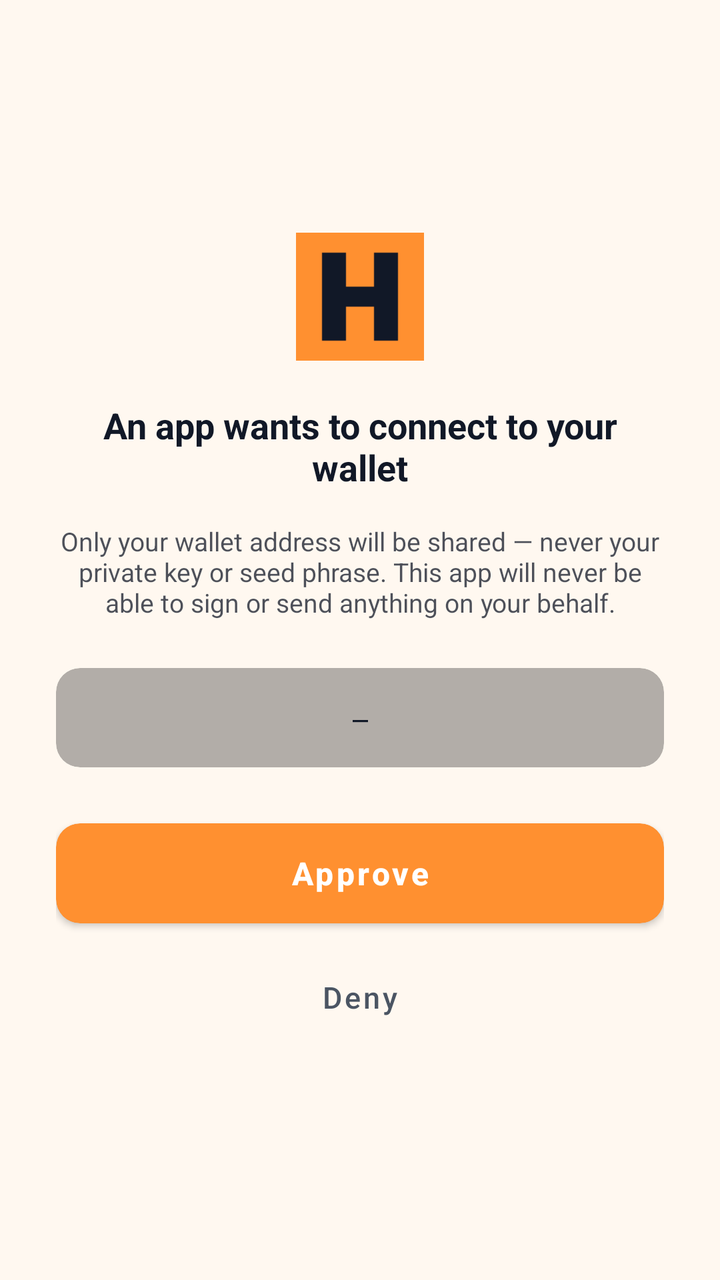
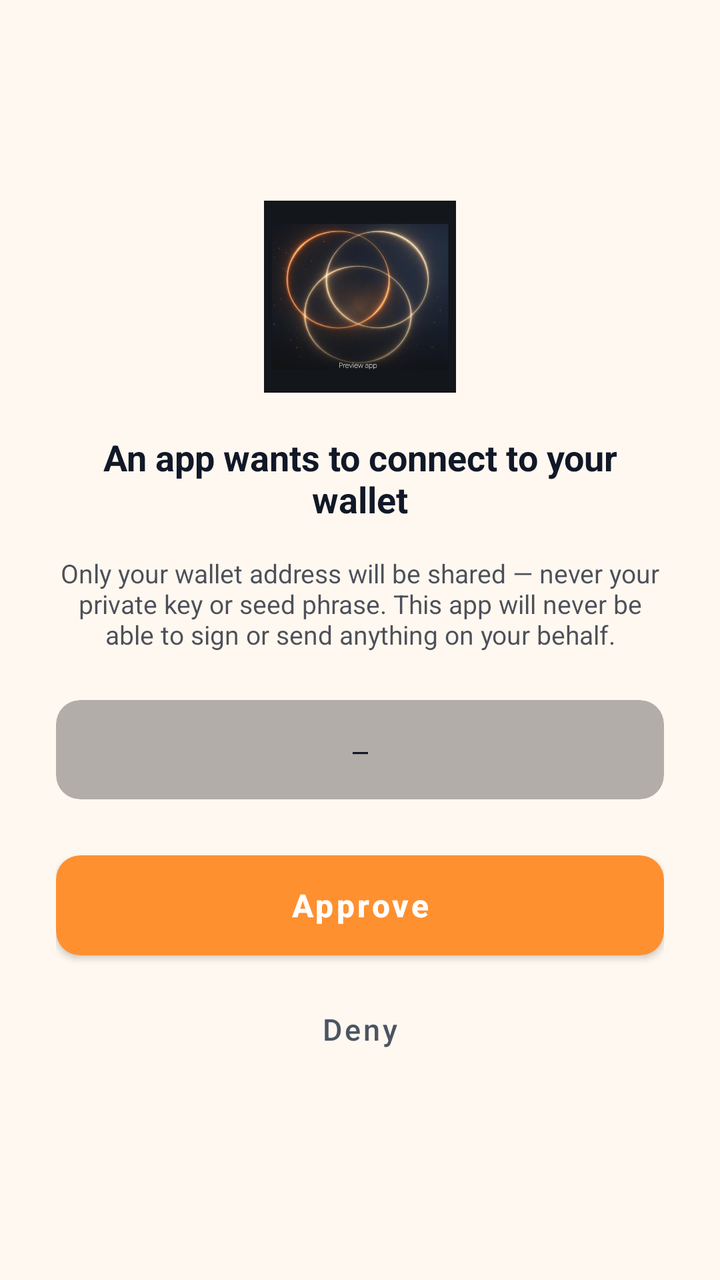

Two renders of the same Android screen: before a commit and after it. Below are the layout's source before the change and the commit's diff.
<!-- AndroidManifest.xml: application theme AppTheme -->
<!-- res/layout/wallet_connect_prompt.xml -->
<androidx.coordinatorlayout.widget.CoordinatorLayout
	xmlns:android="http://schemas.android.com/apk/res/android"
	xmlns:app="http://schemas.android.com/apk/res-auto"
	xmlns:tools="http://schemas.android.com/tools"
	android:layout_width="match_parent"
	android:layout_height="match_parent"
	android:background="@color/colorBackground">
	<LinearLayout
		android:id="@+id/linear2"
		android:layout_width="match_parent"
		android:layout_height="match_parent"
		android:padding="28dp"
		android:gravity="center_horizontal|center_vertical"
		android:orientation="vertical">
		<ImageView
			android:id="@+id/imageview2"
			android:focusable="false"
			android:layout_width="64dp"
			android:layout_height="64dp"
			android:layout_marginBottom="20dp"
			android:scaleType="center"
			android:src="@mipmap/ic_launcher" />
		<TextView
			android:id="@+id/tv_requesting_app"
			android:focusable="false"
			android:layout_width="wrap_content"
			android:layout_height="wrap_content"
			android:layout_marginBottom="16dp"
			android:gravity="center_horizontal|center_vertical"
			android:text="An app wants to connect to your wallet"
			android:textSize="18sp"
			android:textStyle="bold" />
		<TextView
			android:id="@+id/textview2"
			android:focusable="false"
			android:layout_width="match_parent"
			android:layout_height="wrap_content"
			android:layout_marginBottom="24dp"
			android:gravity="center_horizontal|center_vertical"
			android:text="Only your wallet address will be shared — never your private key or seed phrase. This app will never be able to sign or send anything on your behalf."
			android:textSize="13sp"
			android:alpha="0.75" />
		<androidx.cardview.widget.CardView
			android:id="@+id/cardview3"
			android:layout_width="match_parent"
			android:layout_height="wrap_content"
			android:layout_marginBottom="28dp"
			app:cardBackgroundColor="@color/colorOverlayDark"
			app:cardCornerRadius="12dp"
			app:cardElevation="0dp">
			<TextView
				android:id="@+id/tv_wallet_address"
				android:layout_width="match_parent"
				android:layout_height="wrap_content"
				android:padding="16dp"
				android:gravity="center_horizontal|center_vertical"
				android:text="—"
				android:textSize="13sp"
				android:fontFamily="monospace"
				android:focusable="false" />
		</androidx.cardview.widget.CardView>
		<androidx.cardview.widget.CardView
			android:id="@+id/cardview4"
			android:layout_width="match_parent"
			android:layout_height="wrap_content"
			android:layout_marginBottom="12dp"
			app:cardBackgroundColor="@color/colorAccent"
			app:cardCornerRadius="12dp"
			app:cardElevation="2dp">
			<Button
				android:id="@+id/btn_approve_connect"
				android:layout_width="match_parent"
				android:layout_height="50dp"
				android:background="@android:color/transparent"
				android:text="Approve"
				android:textSize="16sp"
				android:textStyle="bold"
				android:textColor="@color/colorQrBackground"
				android:textAllCaps="false" />
		</androidx.cardview.widget.CardView>
		<Button
			android:id="@+id/btn_deny_connect"
			android:layout_width="match_parent"
			android:layout_height="50dp"
			android:background="@android:color/transparent"
			android:text="Deny"
			android:textSize="15sp"
			android:textColor="@color/colorTextSecondary"
			android:textAllCaps="false" />
	</LinearLayout>
</androidx.coordinatorlayout.widget.CoordinatorLayout>
<!-- resources referenced by this layout -->
<resources>
  <color name="colorAccent">#FF9030</color>
  <color name="colorBackground">#FFF8F0</color>
  <color name="colorOverlayDark">#4D000000</color>
  <color name="colorQrBackground">#FFFFFF</color>
  <color name="colorTextSecondary">#4B5563</color>
  <!-- mipmap ic_launcher: png bitmap (drawable, 769 bytes) -->
  <style name="HarvannaTextView" parent="android:Widget.TextView">
          <item name="android:textColor">@color/colorTextPrimary</item>
      </style>
  <color name="colorTextOnAccent">#111827</color>
  <color name="colorAccentDark">#E57A14</color>
  <color name="colorError">#EF4444</color>
  <color name="colorTextPrimaryWhite">#FFFFFF</color>
  <color name="colorControlNormal">#6B7280</color>
  <color name="colorAccentRipple">#1AFF9030</color>
  <color name="colorAccentStroke">#33FF9030</color>
  <color name="colorAccentStrong">#B85F0A</color>
  <color name="colorTextPrimary">#111827</color>
  <color name="colorSurface">#FFFFFF</color>
  <color name="colorTextTertiary">#6B7280</color>
  <style name="HarvannaAlertDialog" parent="ThemeOverlay.MaterialComponents.MaterialAlertDialog">
          <item name="colorPrimary">@color/colorAccent</item>
          <item name="colorAccent">@color/colorAccent</item>
          <item name="colorSurface">@color/colorSurface</item>
          <item name="colorOnPrimary">@color/colorTextOnAccent</item>
          <item name="colorOnSurface">@color/colorTextPrimary</item>
          <item name="android:textColorPrimary">@color/colorTextPrimary</item>
          <item name="android:textColor">@color/colorTextPrimary</item>
          <item name="android:windowBackground">@color/colorSurface</item>
          <item name="buttonBarPositiveButtonStyle">@style/HarvannaDialogButton</item>
          <item name="buttonBarNegativeButtonStyle">@style/HarvannaDialogButton</item>
          <item name="buttonBarNeutralButtonStyle">@style/HarvannaDialogButton</item>
      </style>
  <style name="HarvannaBottomSheetDialog" parent="ThemeOverlay.MaterialComponents.BottomSheetDialog">
          <item name="colorPrimary">@color/colorAccent</item>
          <item name="colorAccent">@color/colorAccent</item>
          <item name="colorSurface">@color/colorSurface</item>
          <item name="colorOnPrimary">@color/colorTextOnAccent</item>
          <item name="colorOnSurface">@color/colorTextPrimary</item>
          <item name="colorOnSurfaceVariant">@color/colorTextSecondary</item>
          <item name="android:textColorPrimary">@color/colorTextPrimary</item>
          <item name="bottomSheetStyle">@style/HarvannaBottomSheetStyle</item>
      </style>
  <style name="HarvannaDialogButton" parent="Widget.MaterialComponents.Button.TextButton.Dialog">
          <item name="android:textColor">@color/colorAccent</item>
          <item name="android:minHeight">48dp</item>
      </style>
  <style name="HarvannaBottomSheetStyle" parent="Widget.MaterialComponents.BottomSheet.Modal">
          <item name="backgroundTint">?attr/colorSurface</item>
          <item name="shapeAppearanceOverlay">@style/HarvannaBottomSheetShape</item>
      </style>
  <style name="HarvannaBottomSheetShape" parent="">
          <item name="cornerFamily">rounded</item>
          <item name="cornerSizeTopLeft">20dp</item>
          <item name="cornerSizeTopRight">20dp</item>
          <item name="cornerSizeBottomLeft">0dp</item>
          <item name="cornerSizeBottomRight">0dp</item>
      </style>
  <!-- unchanged entries left out for length: 1 -->
</resources>

<!-- the commit's change to res/layout/wallet_connect_prompt.xml (unified diff, before → after) -->
@@ -15,11 +15,12 @@
 		<ImageView
 			android:id="@+id/imageview2"
 			android:focusable="false"
-			android:layout_width="64dp"
-			android:layout_height="64dp"
+			android:layout_width="96dp"
+			android:layout_height="96dp"
 			android:layout_marginBottom="20dp"
-			android:scaleType="center"
-			android:src="@mipmap/ic_launcher" />
+			android:scaleType="fitCenter"
+			android:src="@drawable/ic_launcher"
+			android:contentDescription="Harvanna" />
 		<TextView
 			android:id="@+id/tv_requesting_app"
 			android:focusable="false"
<!-- resource entries referenced after the edit -->
@@ -5,7 +5,7 @@
   <color name="colorOverlayDark">#4D000000</color>
   <color name="colorQrBackground">#FFFFFF</color>
   <color name="colorTextSecondary">#4B5563</color>
-  <!-- mipmap ic_launcher: png bitmap (drawable, 769 bytes) -->
+  <!-- drawable ic_launcher: png bitmap (drawable, 149089 bytes) -->
   <style name="HarvannaTextView" parent="android:Widget.TextView">
           <item name="android:textColor">@color/colorTextPrimary</item>
       </style>
@@ -34,6 +34,10 @@
           <item name="buttonBarNeutralButtonStyle">@style/HarvannaDialogButton</item>
       </style>
   <style name="HarvannaBottomSheetDialog" parent="ThemeOverlay.MaterialComponents.BottomSheetDialog">
+          <item name="android:windowIsFloating">false</item>
+          <item name="android:windowBackground">@android:color/transparent</item>
+          <item name="android:background">@android:color/transparent</item>
+          <item name="android:backgroundDimEnabled">true</item>
           <item name="colorPrimary">@color/colorAccent</item>
           <item name="colorAccent">@color/colorAccent</item>
           <item name="colorSurface">@color/colorSurface</item>
